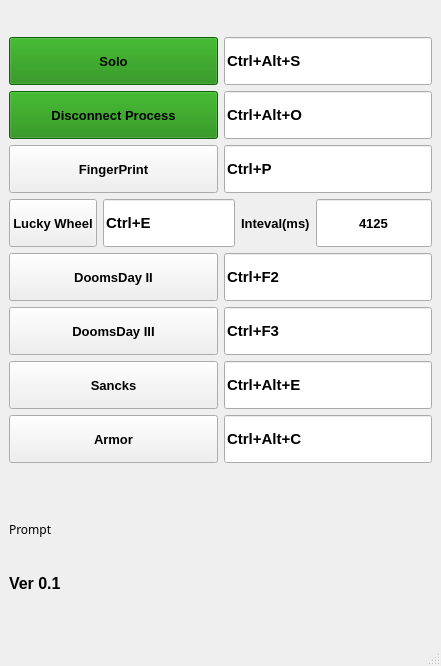
Old version of the form PlayTools/mainwindow.ui in the repository memorywalker/playtools.
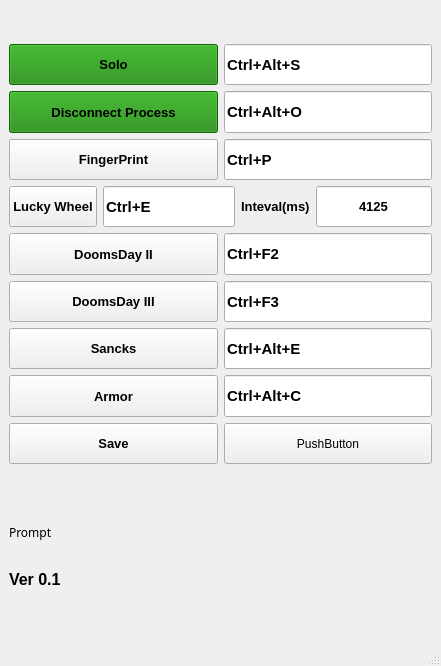
New version of the form.

What changed in the file:
```diff
--- a/PlayTools/mainwindow.ui
+++ b/PlayTools/mainwindow.ui
@@ -16,12 +16,12 @@
   <widget class="QWidget" name="centralwidget">
    <layout class="QVBoxLayout" name="verticalLayout">
     <item>
-     <layout class="QVBoxLayout" name="rootlayout" stretch="1,20,1">
+     <layout class="QVBoxLayout" name="rootlayout" stretch="1,16,1">
       <item>
        <layout class="QHBoxLayout" name="toplayout"/>
       </item>
       <item>
-       <layout class="QVBoxLayout" name="mainlayout" stretch="1,1,1,1,1,1,1,1,0,1,1">
+       <layout class="QVBoxLayout" name="mainlayout" stretch="1,1,1,1,1,1,1,1,1,1,1,1">
         <item>
          <layout class="QHBoxLayout" name="horizontalLayout_2" stretch="1,1">
           <property name="sizeConstraint">
@@ -483,6 +483,44 @@
           </item>
          </layout>
         </item>
+        <item>
+         <layout class="QHBoxLayout" name="horizontalLayout_11" stretch="1,1">
+          <item>
+           <widget class="QPushButton" name="pushButtonSave">
+            <property name="sizePolicy">
+             <sizepolicy hsizetype="Minimum" vsizetype="Preferred">
+              <horstretch>0</horstretch>
+              <verstretch>0</verstretch>
+             </sizepolicy>
+            </property>
+            <property name="font">
+             <font>
+              <family>Arial</family>
+              <pointsize>10</pointsize>
+              <weight>75</weight>
+              <bold>true</bold>
+             </font>
+            </property>
+            <property name="text">
+             <string>Save</string>
+            </property>
+           </widget>
+          </item>
+          <item>
+           <widget class="QPushButton" name="pushButton_2">
+            <property name="sizePolicy">
+             <sizepolicy hsizetype="Minimum" vsizetype="Preferred">
+              <horstretch>0</horstretch>
+              <verstretch>0</verstretch>
+             </sizepolicy>
+            </property>
+            <property name="text">
+             <string>PushButton</string>
+            </property>
+           </widget>
+          </item>
+         </layout>
+        </item>
         <item>
          <spacer name="verticalSpacer">
           <property name="orientation">
```
